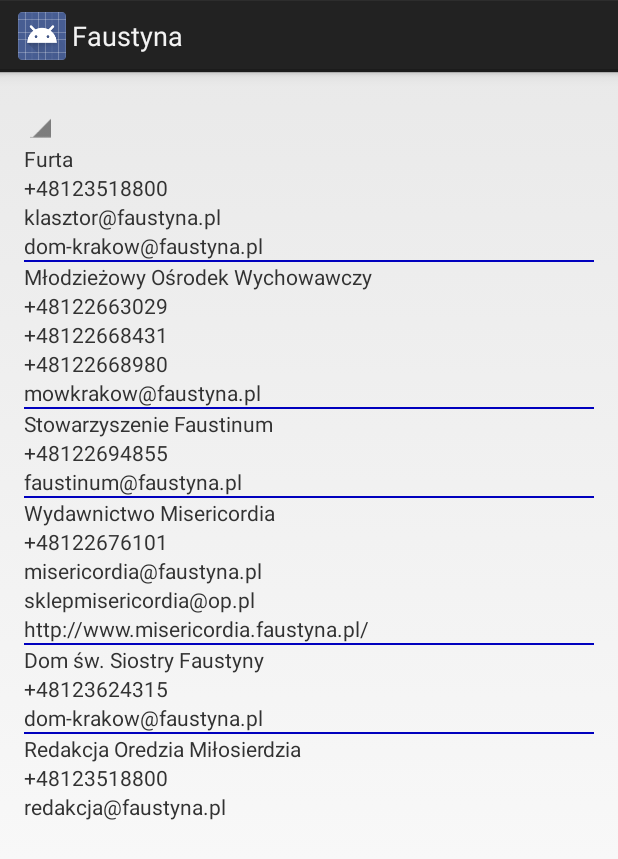
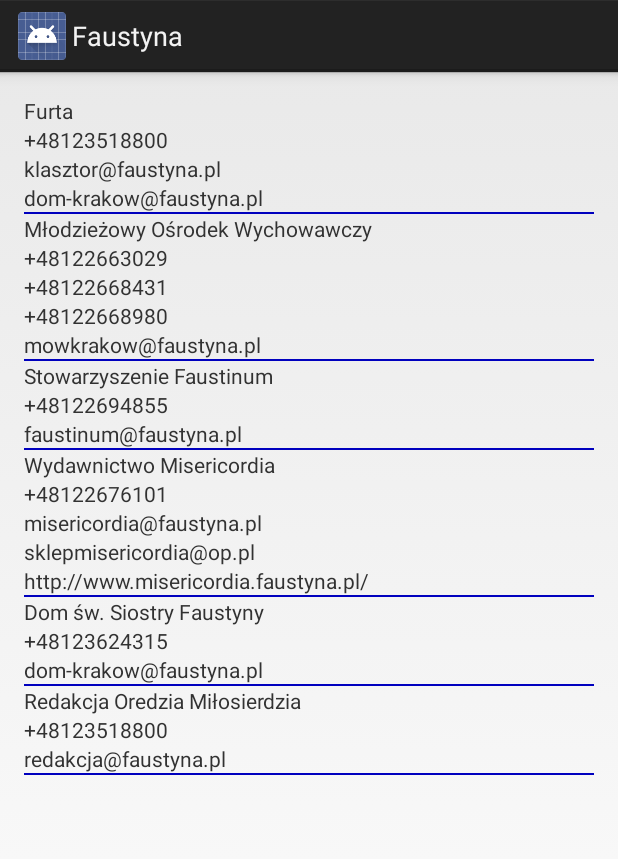
Before and after one commit to kslusarczyk/lagiewniki, an Android app: the layout kontakt_zgromadzenie.xml on its own in the app's theme, with its tools: preview values and no code run, on a phone screen of 412 x 824 dp. Shown: the top 859 px of the screen. Run offline under Robolectric (Android 15) with nearby library versions, the phone set to English and light mode, and no system bars.

Commit message:
spinner removed, files for rektorat in Kontakt added

```diff
--- a/Mobile/app/src/main/res/layout/kontakt_zgromadzenie.xml
+++ b/Mobile/app/src/main/res/layout/kontakt_zgromadzenie.xml
@@ -1,26 +1,21 @@
 <?xml version="1.0" encoding="utf-8"?>
+
 <ScrollView
     xmlns:android="http://schemas.android.com/apk/res/android"
     android:layout_width="fill_parent"
     android:layout_height="fill_parent">
     <RelativeLayout xmlns:android="http://schemas.android.com/apk/res/android"
-        xmlns:tools="http://schemas.android.com/tools" android:layout_width="match_parent"
-        android:layout_height="match_parent" android:paddingLeft="@dimen/activity_horizontal_margin"
+        android:layout_width="match_parent"
+        android:layout_height="match_parent"
+        android:paddingLeft="@dimen/activity_horizontal_margin"
         android:paddingRight="@dimen/activity_horizontal_margin"
         android:paddingTop="@dimen/activity_vertical_margin"
-        android:paddingBottom="@dimen/activity_vertical_margin"
-        tools:context="com.agh.faustyna.mobile.Kontakt">
-
-        <Spinner
-            android:id="@+id/spinner_kontakt"
-            android:layout_width="wrap_content"
-            android:layout_height="wrap_content"/>
+        android:paddingBottom="@dimen/activity_vertical_margin">
 
         <TextView
             android:id="@+id/kontakt_furta_text"
             android:layout_width="wrap_content"
             android:layout_height="wrap_content"
-            android:layout_below="@+id/spinner_kontakt"
             android:text="@string/kontakt_furta_text"/>
         <TextView
             android:id="@+id/kontakt_furta_tel"
@@ -189,6 +184,12 @@
             android:layout_height="wrap_content"
             android:layout_below="@+id/kontakt_redakcja_tel"
             android:text="@string/kontakt_redakcja_mail"/>
+        <View
+            android:id="@+id/underscore_redakcja"
+            android:layout_width="match_parent"
+            android:layout_height="1dp"
+            android:layout_below="@+id/kontakt_redakcja_mail"
+            android:background="@color/divider_color"/>
 
     </RelativeLayout>
 </ScrollView>
```
Also changed, not shown: Mobile/app/src/main/java/com/agh/faustyna/mobile/Kontakt.java (+1 -32 lines), Mobile/app/src/main/res/layout/kontakt_rektorat.xml (added, +100 -0 lines), Mobile/app/src/main/res/values/strings.xml (+14 -0 lines).
